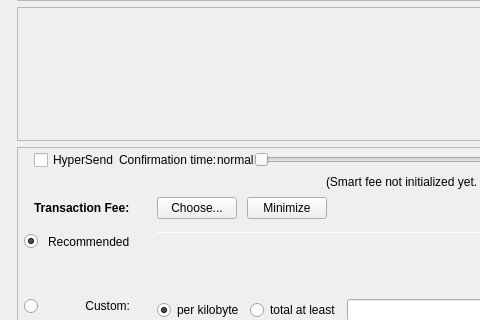
adeptio-project/adeptio, file src/qt/forms/sendcoinsdialog.ui: the form before one commit; both pictures show x 0 to 480 and y 276 to 596 of the 978 by 695 pixel window.
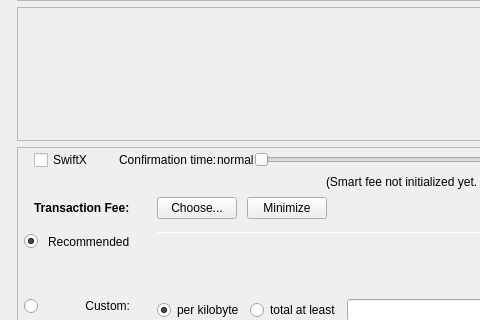
The form after the commit. Icons and pictures are not drawn. Custom widgets are drawn as their Qt base class.

```diff
--- a/src/qt/forms/sendcoinsdialog.ui
+++ b/src/qt/forms/sendcoinsdialog.ui
@@ -1019,7 +1019,7 @@
                     <string>HyperSend technology allows for near instant transactions - A flat fee of 0.01 ADE applies</string>
                    </property>
                    <property name="text">
-                    <string>HyperSend</string>
+                    <string>SwiftX</string>
                    </property>
                   </widget>
                  </item>
```
Left out of the diff: 4 changed lines with no effect on the pictures.
